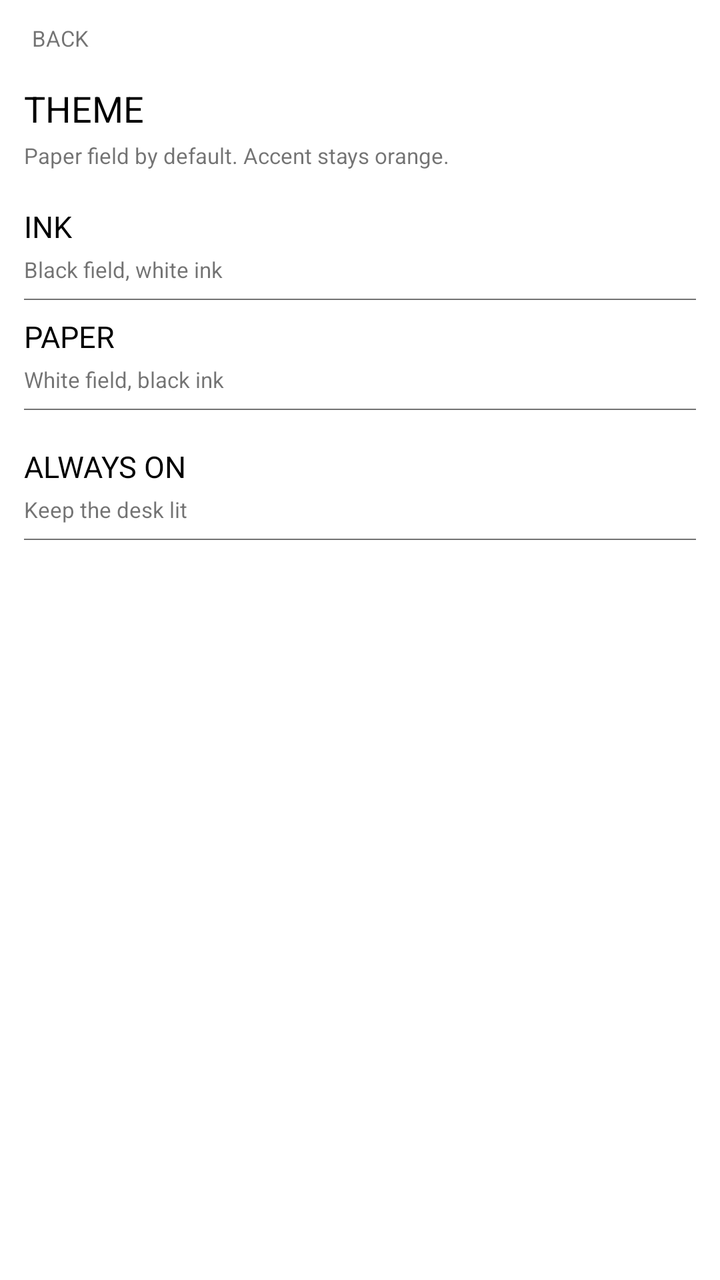
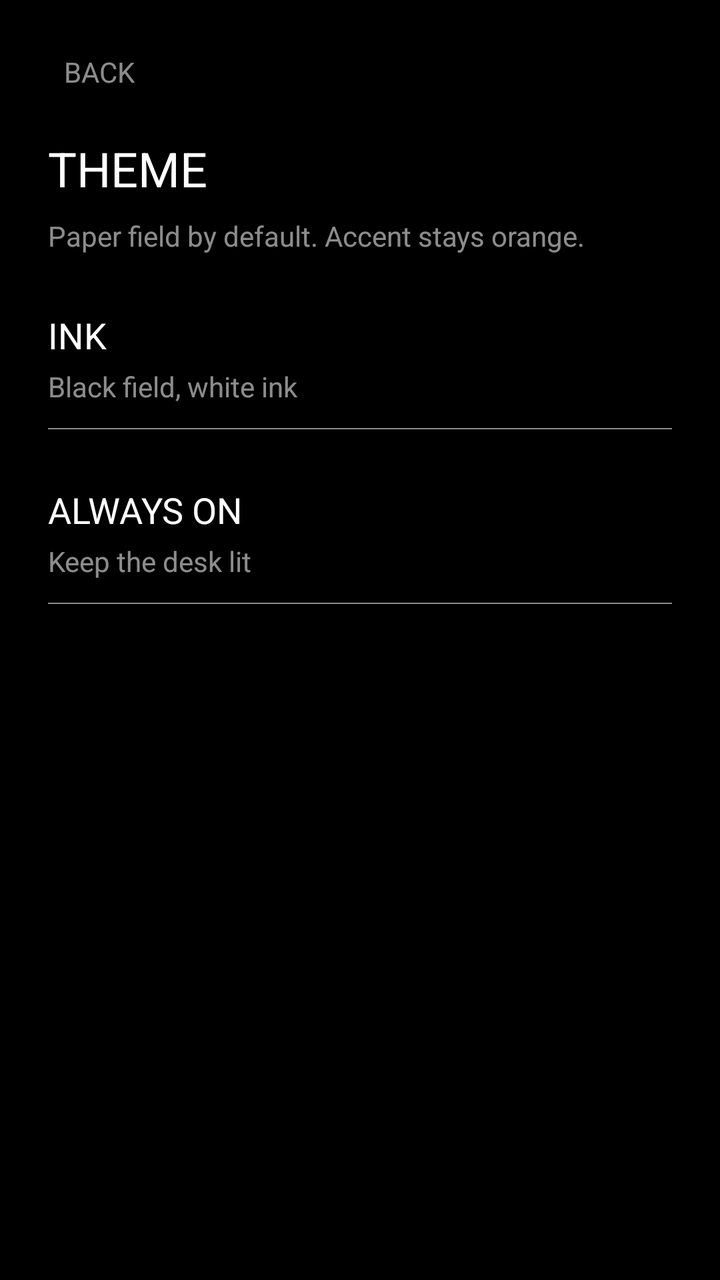

An Android layout rendered at two revisions. The XML below is the earlier revision; the diff shows what the commit changed to produce the second picture.
<!-- AndroidManifest.xml: activity theme Theme.PaperDesk -->
<!-- res/layout/activity_theme.xml -->
<?xml version="1.0" encoding="utf-8"?>
<LinearLayout xmlns:android="http://schemas.android.com/apk/res/android"
    android:layout_width="match_parent"
    android:layout_height="match_parent"
    android:background="@color/black"
    android:orientation="vertical"
    android:paddingLeft="@dimen/page_pad_h"
    android:paddingTop="@dimen/page_pad_top"
    android:paddingRight="@dimen/page_pad_h"
    android:paddingBottom="@dimen/page_pad_bottom">

    <TextView
        android:id="@+id/themeBack"
        style="@style/Desk.Link"
        android:layout_width="wrap_content"
        android:layout_height="wrap_content"
        android:minHeight="@dimen/touch"
        android:gravity="center_vertical"
        android:text="@string/back" />

    <TextView
        style="@style/Desk.Title"
        android:layout_width="wrap_content"
        android:layout_height="wrap_content"
        android:layout_marginTop="@dimen/space_8"
        android:text="@string/theme" />

    <TextView
        style="@style/Desk.Meta"
        android:layout_width="match_parent"
        android:layout_height="wrap_content"
        android:layout_marginTop="@dimen/space_8"
        android:text="@string/theme_summary" />

    <LinearLayout
        android:id="@+id/themeBlack"
        android:layout_width="match_parent"
        android:layout_height="wrap_content"
        android:layout_marginTop="@dimen/space_16"
        android:background="@drawable/bg_row"
        android:clickable="true"
        android:focusable="true"
        android:gravity="center_vertical"
        android:minHeight="@dimen/touch"
        android:orientation="vertical"
        android:paddingTop="@dimen/space_12"
        android:paddingBottom="@dimen/space_12">

        <TextView
            android:id="@+id/themeBlackName"
            style="@style/Desk.CardTitle"
            android:layout_width="match_parent"
            android:layout_height="wrap_content"
            android:text="@string/theme_black" />

        <TextView
            style="@style/Desk.Meta"
            android:layout_width="match_parent"
            android:layout_height="wrap_content"
            android:layout_marginTop="@dimen/space_4"
            android:text="@string/theme_black_hint" />
    </LinearLayout>

    <LinearLayout
        android:id="@+id/themePaper"
        android:layout_width="match_parent"
        android:layout_height="wrap_content"
        android:background="@drawable/bg_row"
        android:clickable="true"
        android:focusable="true"
        android:gravity="center_vertical"
        android:minHeight="@dimen/touch"
        android:orientation="vertical"
        android:paddingTop="@dimen/space_12"
        android:paddingBottom="@dimen/space_12">

        <TextView
            android:id="@+id/themePaperName"
            style="@style/Desk.CardTitle"
            android:layout_width="match_parent"
            android:layout_height="wrap_content"
            android:text="@string/theme_paper" />

        <TextView
            style="@style/Desk.Meta"
            android:layout_width="match_parent"
            android:layout_height="wrap_content"
            android:layout_marginTop="@dimen/space_4"
            android:text="@string/theme_paper_hint" />
    </LinearLayout>

    <LinearLayout
        android:id="@+id/themeAlwaysOn"
        android:layout_width="match_parent"
        android:layout_height="wrap_content"
        android:layout_marginTop="@dimen/space_16"
        android:background="@drawable/bg_row"
        android:clickable="true"
        android:focusable="true"
        android:gravity="center_vertical"
        android:minHeight="@dimen/touch"
        android:orientation="vertical"
        android:paddingTop="@dimen/space_12"
        android:paddingBottom="@dimen/space_12">

        <TextView
            android:id="@+id/themeAlwaysName"
            style="@style/Desk.CardTitle"
            android:layout_width="match_parent"
            android:layout_height="wrap_content"
            android:text="@string/always_on" />

        <TextView
            android:id="@+id/themeAlwaysHint"
            style="@style/Desk.Meta"
            android:layout_width="match_parent"
            android:layout_height="wrap_content"
            android:layout_marginTop="@dimen/space_4"
            android:text="@string/always_on_hint" />
    </LinearLayout>
</LinearLayout>
<!-- resources referenced by this layout -->
<resources>
  <color name="black">#FFFFFF</color>
  <dimen name="page_pad_bottom">0dp</dimen>
  <dimen name="page_pad_h">12dp</dimen>
  <dimen name="page_pad_top">0dp</dimen>
  <dimen name="space_12">8dp</dimen>
  <dimen name="space_16">10dp</dimen>
  <dimen name="space_4">4dp</dimen>
  <dimen name="space_8">4dp</dimen>
  <dimen name="touch">38dp</dimen>
  <string name="always_on">ALWAYS ON</string>
  <string name="always_on_hint">Keep the desk lit</string>
  <string name="back">BACK</string>
  <string name="theme">THEME</string>
  <string name="theme_black">INK</string>
  <string name="theme_black_hint">Black field, white ink</string>
  <string name="theme_paper">PAPER</string>
  <string name="theme_paper_hint">White field, black ink</string>
  <string name="theme_summary">Paper field by default. Accent stays orange.</string>
  <style name="Desk.CardTitle" parent="Desk">
          <item name="android:textSize">@dimen/type_card</item>
          <item name="android:fontWeight">600</item>
          <item name="android:textStyle">normal</item>
          <item name="android:textColor">@color/white</item>
      </style>
  <style name="Desk.Link" parent="Desk.Meta">
          <item name="android:padding">@dimen/space_8</item>
          <item name="android:minHeight">@dimen/touch</item>
          <item name="android:gravity">center</item>
          <item name="android:clickable">true</item>
          <item name="android:focusable">true</item>
      </style>
  <style name="Desk.Meta" parent="Desk">
          <item name="android:textSize">@dimen/type_meta</item>
          <item name="android:fontWeight">400</item>
          <item name="android:textStyle">normal</item>
          <item name="android:textColor">@color/white_55</item>
      </style>
  <style name="Desk.Title" parent="Desk">
          <item name="android:textSize">@dimen/type_title</item>
          <item name="android:fontWeight">600</item>
          <item name="android:textStyle">normal</item>
          <item name="android:textColor">@color/white</item>
      </style>
  <dimen name="stroke_hairline">0.5dp</dimen>
  <color name="white_55">#8C000000</color>
  <style name="Desk">
          <item name="android:fontFamily">sans-serif</item>
          <item name="android:textColor">@color/white</item>
      </style>
  <dimen name="type_card">15sp</dimen>
  <color name="white">#000000</color>
  <dimen name="type_meta">11sp</dimen>
  <dimen name="type_title">18sp</dimen>
  <color name="accent">#FF6A00</color>
  <style name="ShapeAppearance.PaperDesk" parent="ShapeAppearance.MaterialComponents">
          <item name="cornerFamily">rounded</item>
          <item name="cornerSize">0dp</item>
      </style>
  <style name="Desk.Check" parent="Widget.AppCompat.CompoundButton.CheckBox">
          <item name="android:button">@drawable/bg_checkbox</item>
      </style>
  <!-- drawable bg_btn_secondary (drawable) -->
  <?xml version="1.0" encoding="utf-8"?>
  <ripple xmlns:android="http://schemas.android.com/apk/res/android"
      android:color="@color/accent">
      <item>
          <shape android:shape="rectangle">
              <solid android:color="@color/white_45" />
          </shape>
      </item>
  </ripple>
  <dimen name="btn_h">38dp</dimen>
  <dimen name="type_btn">13sp</dimen>
  <!-- drawable bg_dialog (drawable) -->
  <?xml version="1.0" encoding="utf-8"?>
  <shape xmlns:android="http://schemas.android.com/apk/res/android"
      android:shape="rectangle">
      <solid android:color="@color/black" />
      <stroke
          android:width="@dimen/stroke"
          android:color="@color/white" />
  </shape>
  <color name="white_45">#73000000</color>
  <dimen name="check">20dp</dimen>
  <dimen name="stroke">0.5dp</dimen>
  <!-- unchanged entries left out for length: 6 -->
</resources>

<!-- the commit's change to res/layout/activity_theme.xml (unified diff, before → after) -->
@@ -72,7 +72,8 @@
         android:minHeight="@dimen/touch"
         android:orientation="vertical"
         android:paddingTop="@dimen/space_12"
-        android:paddingBottom="@dimen/space_12">
+        android:paddingBottom="@dimen/space_12"
+        android:visibility="gone">
 
         <TextView
             android:id="@+id/themePaperName"
<!-- resource entries referenced after the edit -->
@@ -1,14 +1,14 @@
 <!-- resources referenced by this layout -->
 <resources>
-  <color name="black">#FFFFFF</color>
+  <color name="black">#000000</color>
   <dimen name="page_pad_bottom">0dp</dimen>
-  <dimen name="page_pad_h">12dp</dimen>
-  <dimen name="page_pad_top">0dp</dimen>
-  <dimen name="space_12">8dp</dimen>
-  <dimen name="space_16">10dp</dimen>
+  <dimen name="page_pad_h">24dp</dimen>
+  <dimen name="page_pad_top">12dp</dimen>
+  <dimen name="space_12">12dp</dimen>
+  <dimen name="space_16">16dp</dimen>
   <dimen name="space_4">4dp</dimen>
-  <dimen name="space_8">4dp</dimen>
-  <dimen name="touch">38dp</dimen>
+  <dimen name="space_8">8dp</dimen>
+  <dimen name="touch">48dp</dimen>
   <string name="always_on">ALWAYS ON</string>
   <string name="always_on_hint">Keep the desk lit</string>
   <string name="back">BACK</string>
@@ -44,15 +44,15 @@
           <item name="android:textColor">@color/white</item>
       </style>
   <dimen name="stroke_hairline">0.5dp</dimen>
-  <color name="white_55">#8C000000</color>
+  <color name="white_55">#8CFFFFFF</color>
   <style name="Desk">
           <item name="android:fontFamily">sans-serif</item>
           <item name="android:textColor">@color/white</item>
       </style>
-  <dimen name="type_card">15sp</dimen>
-  <color name="white">#000000</color>
-  <dimen name="type_meta">11sp</dimen>
-  <dimen name="type_title">18sp</dimen>
+  <dimen name="type_card">18sp</dimen>
+  <color name="white">#FFFFFF</color>
+  <dimen name="type_meta">14sp</dimen>
+  <dimen name="type_title">24sp</dimen>
   <color name="accent">#FF6A00</color>
   <style name="ShapeAppearance.PaperDesk" parent="ShapeAppearance.MaterialComponents">
           <item name="cornerFamily">rounded</item>
@@ -67,12 +67,13 @@
       android:color="@color/accent">
       <item>
           <shape android:shape="rectangle">
-              <solid android:color="@color/white_45" />
+              <solid android:color="@color/surface_2" />
+              <stroke android:width="1dp" android:color="@color/divider" />
           </shape>
       </item>
   </ripple>
-  <dimen name="btn_h">38dp</dimen>
-  <dimen name="type_btn">13sp</dimen>
+  <dimen name="btn_h">44dp</dimen>
+  <dimen name="type_btn">16sp</dimen>
   <!-- drawable bg_dialog (drawable) -->
   <?xml version="1.0" encoding="utf-8"?>
   <shape xmlns:android="http://schemas.android.com/apk/res/android"
@@ -82,7 +83,8 @@
           android:width="@dimen/stroke"
           android:color="@color/white" />
   </shape>
-  <color name="white_45">#73000000</color>
+  <color name="surface_2">#181818</color>
+  <color name="divider">#3D3D3D</color>
   <dimen name="check">20dp</dimen>
   <dimen name="stroke">0.5dp</dimen>
   <!-- unchanged entries left out for length: 6 -->
